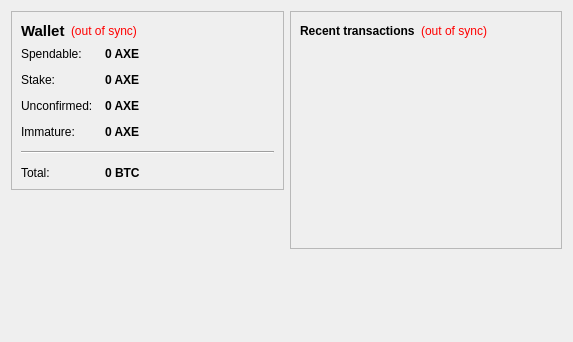
Before: the Qt Designer form src/qt/forms/overviewpage.ui in AXErunners/axe, drawn with Qt 5.
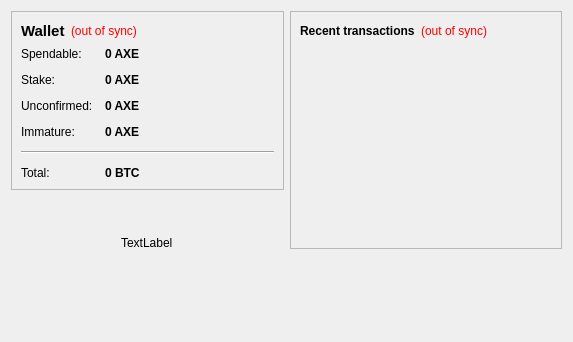
After: the same form once the commit is applied.

```diff
--- a/src/qt/forms/overviewpage.ui
+++ b/src/qt/forms/overviewpage.ui
@@ -237,6 +237,19 @@
        </layout>
       </widget>
      </item>
+     <item alignment="Qt::AlignHCenter|Qt::AlignVCenter">
+      <widget class="QLabel" name="axelogouifl">
+       <property name="sizePolicy">
+        <sizepolicy hsizetype="Preferred" vsizetype="Preferred">
+         <horstretch>0</horstretch>
+         <verstretch>102</verstretch>
+        </sizepolicy>
+       </property>
+       <property name="text">
+        <string>TextLabel</string>
+       </property>
+      </widget>
+     </item>
      <item>
       <spacer name="verticalSpacer">
        <property name="orientation">
```
